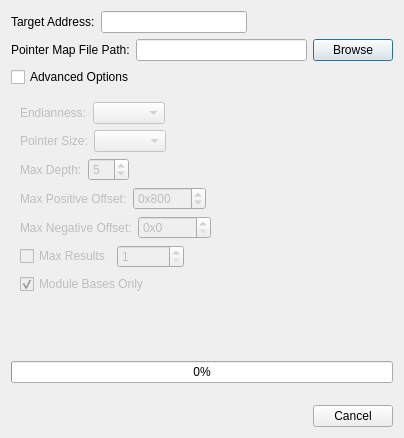
korcankaraokcu/PINCE, file GUI/Widgets/PointerScanSearch/Form/PointerScanSearchDialog.ui: the form before one commit.
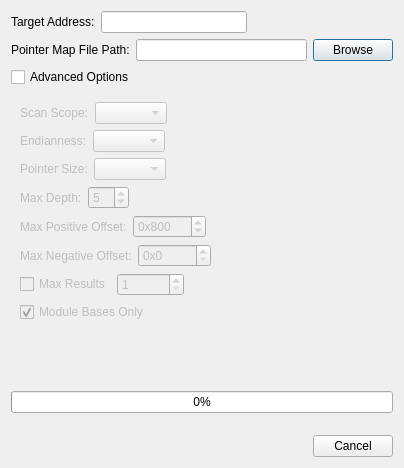
The form after the commit.

Commit message: Separate libmemscan instance for pointer scanning

Diff of the .ui file:
```diff
--- a/GUI/Widgets/PointerScanSearch/Form/PointerScanSearchDialog.ui
+++ b/GUI/Widgets/PointerScanSearch/Form/PointerScanSearchDialog.ui
@@ -7,7 +7,7 @@
     <x>0</x>
     <y>0</y>
     <width>404</width>
-    <height>438</height>
+    <height>468</height>
    </rect>
   </property>
   <property name="sizePolicy">
@@ -19,13 +19,13 @@
   <property name="minimumSize">
    <size>
     <width>404</width>
-    <height>438</height>
+    <height>468</height>
    </size>
   </property>
   <property name="maximumSize">
    <size>
     <width>404</width>
-    <height>438</height>
+    <height>468</height>
    </size>
   </property>
   <property name="windowTitle">
@@ -127,6 +127,33 @@
         </sizepolicy>
        </property>
        <layout class="QVBoxLayout" name="verticalLayout">
+        <item>
+         <layout class="QHBoxLayout" name="horizontalLayout_ScanScope">
+          <item>
+           <widget class="QLabel" name="label_ScanScope">
+            <property name="text">
+             <string>Scan Scope:</string>
+            </property>
+           </widget>
+          </item>
+          <item>
+           <widget class="QComboBox" name="comboBox_ScanScope"/>
+          </item>
+          <item>
+           <spacer name="horizontalSpacer_ScanScope">
+            <property name="orientation">
+             <enum>Qt::Orientation::Horizontal</enum>
+            </property>
+            <property name="sizeHint" stdset="0">
+             <size>
+              <width>40</width>
+              <height>20</height>
+             </size>
+            </property>
+           </spacer>
+          </item>
+         </layout>
+        </item>
         <item>
          <layout class="QHBoxLayout" name="horizontalLayout_Endian">
           <item>
```
The commit also changes 6 other files.
